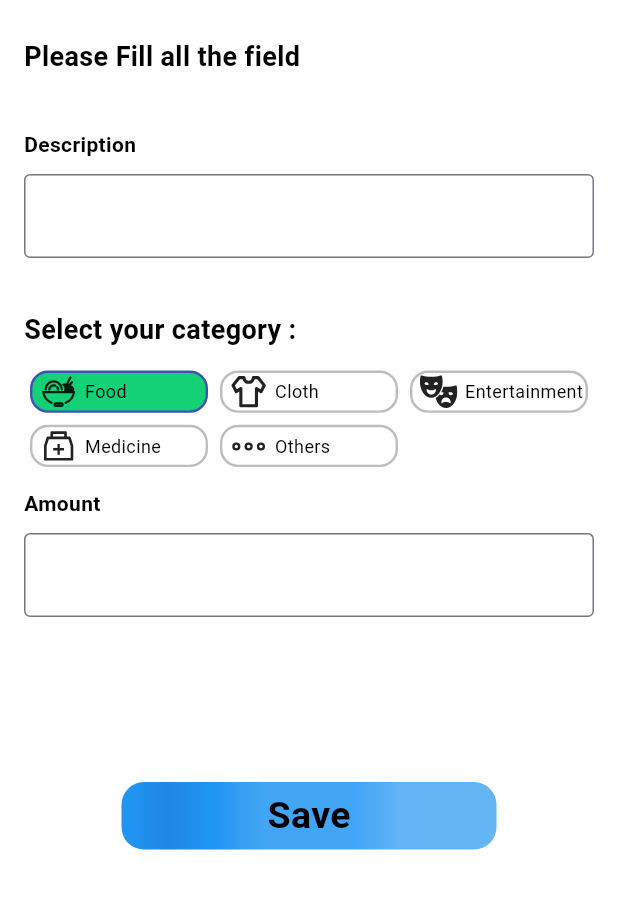
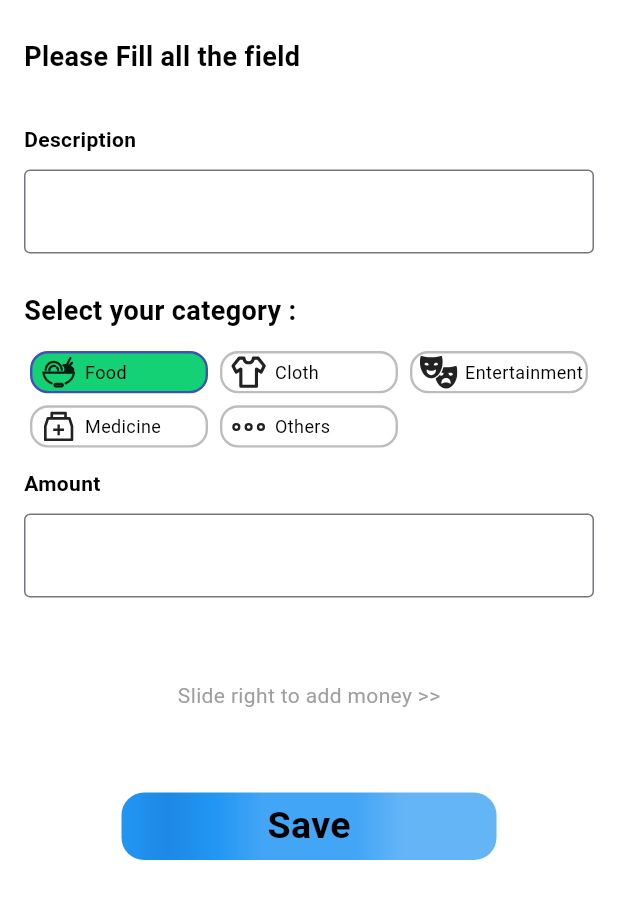
Before and after one commit to junayedahamed/expense_tracker, a Flutter app: the CostPage screen opened directly, on a phone screen of 412 x 824 dp. Shown: the top 899 px of the screen. Run offline on Flutter 3.47's test engine with Material 3 defaults, Android fonts, the phone set to English and light mode, and no system bars; our stand-ins replace animated_text_kit, device_info_plus, drift, fl_chart, flutter_bloc, flutter_svg and 4 more; missing offline and left inert: file_saver; accounts and stored records are empty; generated files the repository leaves out were written again; statements that could not run were skipped.

Commit message:
dev info break and chart page heading break and snackbar property fixed bottom nav icon changed

```diff
--- a/lib/src/repositories/add_money_repo/add_money.dart
+++ b/lib/src/repositories/add_money_repo/add_money.dart
@@ -47,7 +47,7 @@ class UpdateIncomingOutgoingData {
   UpdateIncomingOutgoingData(this.transactions);
   final TransactionsDao transactions;
 
-  List<TransactionModel> transactionList = [];
+  // List<TransactionModel> transactionList = [];
 
   double costedMoneyOnApp = 0;
   void addTransaction(TransactionModel income, context) async {
@@ -74,7 +74,12 @@ class UpdateIncomingOutgoingData {
 
       // log(income.amount.toString());
     }
+
     await transactions.insertTransection(income);
+
+    ScaffoldMessenger.of(
+      context,
+    ).showSnackBar(SnackBar(content: Text("Transaction added successfully")));
   }
 
   void showAnimatedTopSnackbar(BuildContext context, String message) {
--- a/lib/src/view/add_dialogue/add_new/cost_page.dart
+++ b/lib/src/view/add_dialogue/add_new/cost_page.dart
@@ -34,7 +34,7 @@ class CostPage extends StatelessWidget {
                   "Please Fill all the field",
                   style: TextStyle(fontSize: 18, fontWeight: FontWeight.w700),
                 ),
-                SizedBox(height: 15),
+                SizedBox(height: 12),
                 Text(
                   "Description",
                   style: TextStyle(fontWeight: FontWeight.w600),
@@ -44,7 +44,7 @@ class CostPage extends StatelessWidget {
                   controller: reasonController,
                   decoration: InputDecoration(border: OutlineInputBorder()),
                 ),
-                SizedBox(height: 15),
+                SizedBox(height: 5),
                 //categories
                 Text(
                   "Select your category : ",
@@ -64,7 +64,14 @@ class CostPage extends StatelessWidget {
                   },
                   decoration: InputDecoration(border: OutlineInputBorder()),
                 ),
-                SizedBox(height: 90),
+                SizedBox(height: 35),
+                Center(
+                  child: Text(
+                    "Slide right to add money >>",
+                    style: TextStyle(color: Colors.grey),
+                  ),
+                ),
+                SizedBox(height: 35),
                 Center(
                   child: GestureDetector(
                     onTap: () {
@@ -91,9 +98,7 @@ class CostPage extends StatelessWidget {
                         reasonController.clear();
                         amountController.clear();
                         // Navigator.pop(context);
-                        ScaffoldMessenger.of(context).showSnackBar(
-                          SnackBar(content: Text("Cost Inserted")),
-                        );
+
                         // context.read<DialogueTabController>().changeTab(0);
                       }
                     },
```
Also changed, not shown: lib/src/view/add_dialogue/add_new/add_page.dart (+9 -4 lines), lib/src/view/home/bottom_nav_bar/bottom_nav.dart (+17 -1 lines), lib/src/view/stats/bar_chart_view/bar_chart_view.dart (+13 -2 lines), lib/src/view/stats/bar_chart_view/dev/dev_tile_builder.dart (+8 -6 lines).
